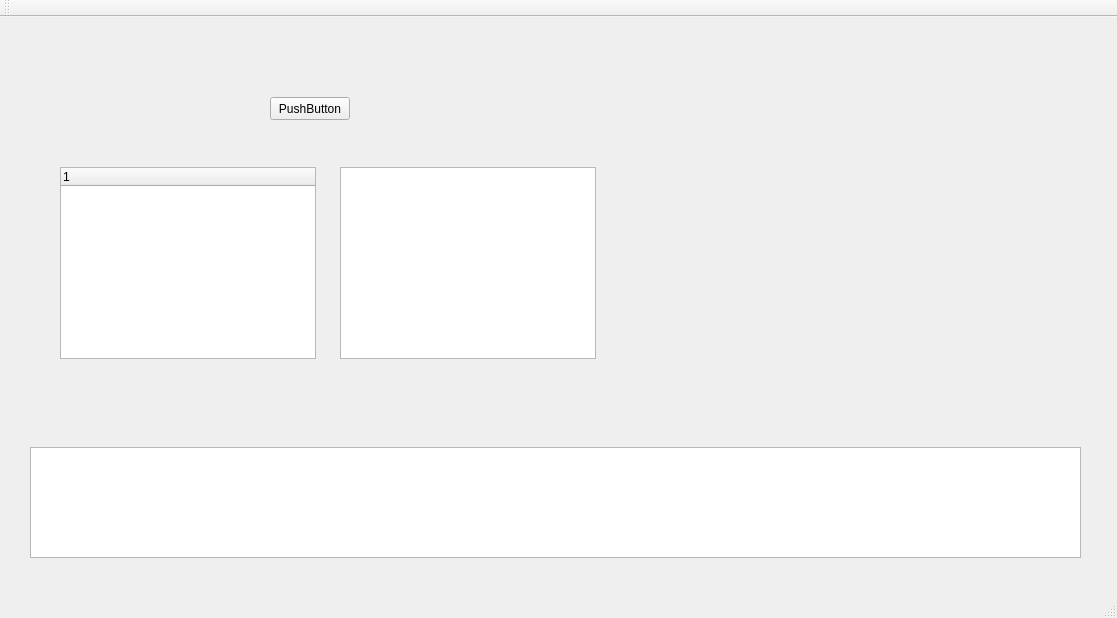
dgitz/icarus_gui, file mainwindow.ui: the form before one commit.
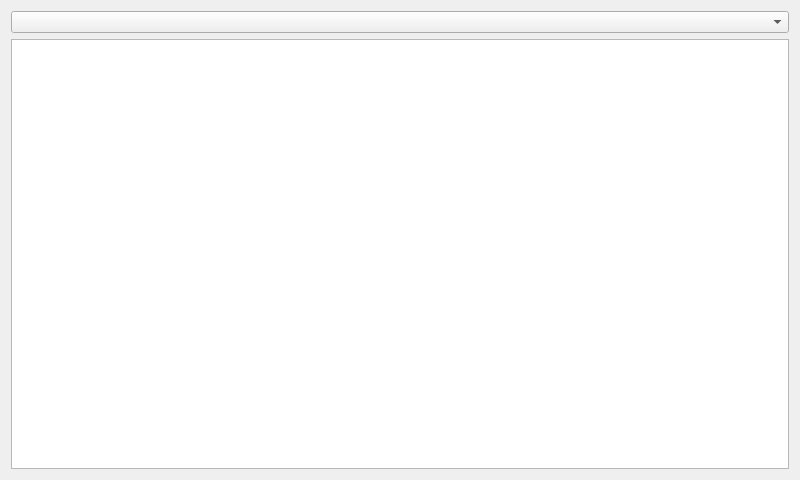
The form after the commit.

```diff
--- a/mainwindow.ui
+++ b/mainwindow.ui
@@ -6,82 +6,23 @@
    <rect>
     <x>0</x>
     <y>0</y>
-    <width>1117</width>
-    <height>618</height>
+    <width>800</width>
+    <height>480</height>
    </rect>
   </property>
   <property name="windowTitle">
    <string>MainWindow</string>
   </property>
   <widget class="QWidget" name="centralWidget">
-   <widget class="QTreeWidget" name="treeWidget">
-    <property name="geometry">
-     <rect>
-      <x>60</x>
-      <y>150</y>
-      <width>256</width>
-      <height>192</height>
-     </rect>
-    </property>
-    <column>
-     <property name="text">
-      <string notr="true">1</string>
-     </property>
-    </column>
-   </widget>
-   <widget class="QListWidget" name="listWidget">
-    <property name="geometry">
-     <rect>
-      <x>340</x>
-      <y>150</y>
-      <width>256</width>
-      <height>192</height>
-     </rect>
-    </property>
-   </widget>
-   <widget class="QPushButton" name="pushButton">
-    <property name="geometry">
-     <rect>
-      <x>270</x>
-      <y>80</y>
-      <width>80</width>
-      <height>23</height>
-     </rect>
-    </property>
-    <property name="text">
-     <string>PushButton</string>
-    </property>
-   </widget>
-   <widget class="QTextBrowser" name="textBrowser">
-    <property name="geometry">
-     <rect>
-      <x>30</x>
-      <y>430</y>
-      <width>1051</width>
-      <height>111</height>
-     </rect>
-    </property>
-   </widget>
+   <layout class="QVBoxLayout" name="verticalLayout">
+    <item>
+     <widget class="QComboBox" name="comboBox"/>
+    </item>
+    <item>
+     <widget class="QTextBrowser" name="textBrowser"/>
+    </item>
+   </layout>
   </widget>
-  <widget class="QMenuBar" name="menuBar">
-   <property name="geometry">
-    <rect>
-     <x>0</x>
-     <y>0</y>
-     <width>1117</width>
-     <height>20</height>
-    </rect>
-   </property>
-  </widget>
-  <widget class="QToolBar" name="mainToolBar">
-   <attribute name="toolBarArea">
-    <enum>TopToolBarArea</enum>
-   </attribute>
-   <attribute name="toolBarBreak">
-    <bool>false</bool>
-   </attribute>
-  </widget>
-  <widget class="QStatusBar" name="statusBar"/>
  </widget>
  <layoutdefault spacing="6" margin="11"/>
  <resources/>
```
